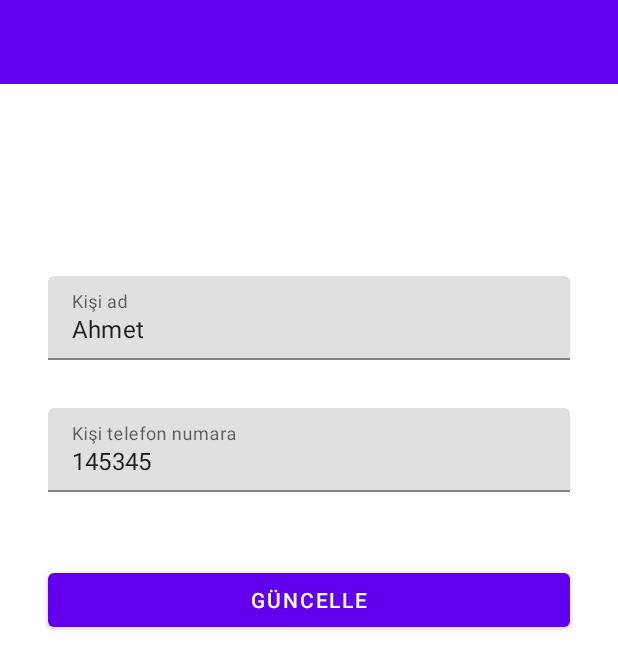
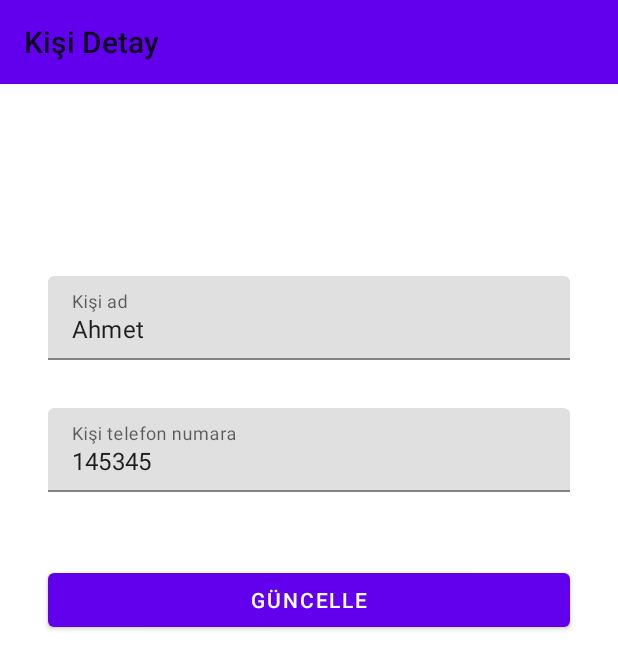
Before and after one commit to keremkulac/BootcampContactsApp, an Android app: the screen it shows after launch (MainActivity), after a tap on "Ahmet", on a phone screen of 412 x 824 dp. Shown: the top 669 px of the screen. Run offline under Robolectric (Android 15) with nearby library versions, the phone set to English and light mode, and no system bars; our stand-ins replace data binding; 2 other taps on this screen came first.

Commit message:
Databinding çalışmaları yapıldı

```diff
--- a/app/build.gradle
+++ b/app/build.gradle
@@ -34,6 +34,7 @@ android {
     }
     buildFeatures{
         viewBinding = true
+        dataBinding = true
     }
 }
 
--- a/app/src/main/java/com/keremkulac/contactsapp/ui/ContactAdapter.kt
+++ b/app/src/main/java/com/keremkulac/contactsapp/ui/ContactAdapter.kt
@@ -4,9 +4,11 @@ import android.content.Context
 import android.util.Log
 import android.view.LayoutInflater
 import android.view.ViewGroup
+import androidx.databinding.DataBindingUtil
 import androidx.navigation.Navigation
 import androidx.recyclerview.widget.RecyclerView
 import com.google.android.material.snackbar.Snackbar
+import com.keremkulac.contactsapp.R
 import com.keremkulac.contactsapp.data.Person
 import com.keremkulac.contactsapp.databinding.ContactItemBinding
 
@@ -15,14 +17,13 @@ class ContactAdapter(var context: Context,var personList: List<Person>) : Recycl
     inner class ViewHolder(var binding : ContactItemBinding) : RecyclerView.ViewHolder(binding.root)
 
     override fun onCreateViewHolder(parent: ViewGroup, viewType: Int): ViewHolder {
-        val view = ContactItemBinding.inflate(LayoutInflater.from(context),parent,false)
+        val view : ContactItemBinding= DataBindingUtil.inflate(LayoutInflater.from(context), R.layout.contact_item,parent,false)
         return ViewHolder(view)
     }
 
     override fun onBindViewHolder(holder: ViewHolder, position: Int) {
         val person = personList[position]
-        holder.binding.personName.text = person.personName
-        holder.binding.personPhoneNumber.text = person.personPhoneNumber
+        holder.binding.person = person
         holder.binding.cardViewRow.setOnClickListener {
             val direction = HomeFragmentDirections.actionHomeFragmentToContactDetailFragment(person)
             Navigation.findNavController(it).navigate(direction)
--- a/app/src/main/java/com/keremkulac/contactsapp/ui/ContactDetailFragment.kt
+++ b/app/src/main/java/com/keremkulac/contactsapp/ui/ContactDetailFragment.kt
@@ -6,7 +6,9 @@ import androidx.fragment.app.Fragment
 import android.view.LayoutInflater
 import android.view.View
 import android.view.ViewGroup
+import androidx.databinding.DataBindingUtil
 import androidx.navigation.fragment.navArgs
+import com.keremkulac.contactsapp.R
 import com.keremkulac.contactsapp.databinding.FragmentContactDetailBinding
 
 
@@ -14,21 +16,15 @@ class ContactDetailFragment : Fragment() {
 
     private lateinit var binding : FragmentContactDetailBinding
     override fun onCreateView(inflater: LayoutInflater, container: ViewGroup?, savedInstanceState: Bundle?): View {
-
-        binding = FragmentContactDetailBinding.inflate(inflater)
+        binding = DataBindingUtil.inflate(inflater, R.layout.fragment_contact_detail,container,false)
+        binding.contactDetailObject = this
+        binding.toolbarTitle = "Kişi Detay"
         val bundle : ContactDetailFragmentArgs by navArgs()
-        val person = bundle.person
-        binding.personName.setText(person.personName)
-        binding.personPhoneNumber.setText(person.personPhoneNumber)
-        binding.update.setOnClickListener {
-            val personName = binding.personName.text.toString()
-            val personPhoneNumber = binding.personPhoneNumber.text.toString()
-            update(person.id,personName,personPhoneNumber)
-        }
+        binding.person = bundle.person
         return binding.root
     }
 
-    private fun update(personID : Int,personName : String,personPhoneNumber : String){
+    fun update(personID : Int,personName : String,personPhoneNumber : String){
         Log.d("TAG","$personID \n $personName \n $personPhoneNumber")
     }
 
--- a/app/src/main/java/com/keremkulac/contactsapp/ui/HomeFragment.kt
+++ b/app/src/main/java/com/keremkulac/contactsapp/ui/HomeFragment.kt
@@ -7,8 +7,8 @@ import android.view.LayoutInflater
 import android.view.View
 import android.view.ViewGroup
 import android.widget.SearchView
+import androidx.databinding.DataBindingUtil
 import androidx.navigation.Navigation
-import androidx.recyclerview.widget.LinearLayoutManager
 import com.keremkulac.contactsapp.R
 import com.keremkulac.contactsapp.data.Person
 import com.keremkulac.contactsapp.databinding.FragmentHomeBinding
@@ -19,11 +19,9 @@ class HomeFragment : Fragment() {
 
     private lateinit var binding: FragmentHomeBinding
     override fun onCreateView(inflater: LayoutInflater, container: ViewGroup?, savedInstanceState: Bundle?): View {
-        binding = FragmentHomeBinding.inflate(inflater)
-        binding.homeToolbar.title = "Kişiler"
-        binding.recyclerView.layoutManager = LinearLayoutManager(requireContext())
-        //binding.recyclerView.layoutManager = StaggeredGridLayoutManager(2,StaggeredGridLayoutManager.VERTICAL)
-
+        binding = DataBindingUtil.inflate(inflater,R.layout.fragment_home,container,false)
+        binding.homeObject = this
+        binding.toolbarTitle = "Kişiler"
         val personList = ArrayList<Person>()
         val person1 = Person(0,"Ahmet","145345")
         val person2 = Person(1,"Hasan","4562")
@@ -32,11 +30,7 @@ class HomeFragment : Fragment() {
         personList.add(person2)
         personList.add(person3)
         val contactAdapter = ContactAdapter(requireContext(),personList)
-        binding.recyclerView.adapter = contactAdapter
-        binding.fab.setOnClickListener {
-            Navigation.findNavController(it).navigate(R.id.action_homeFragment_to_contactRegistrationFragment)
-        }
-
+        binding.contactAdapter = contactAdapter
         binding.searchView.setOnQueryTextListener(object : SearchView.OnQueryTextListener {
             override fun onQueryTextSubmit(query: String): Boolean {
                 search(query)
@@ -52,9 +46,12 @@ class HomeFragment : Fragment() {
         return binding.root
     }
 
+    fun newContact(view : View){
+        Navigation.findNavController(view).navigate(R.id.action_homeFragment_to_contactRegistrationFragment)
+
+    }
     fun search(text : String){
         Log.d("TAG",text)
     }
 
-
 }
--- a/app/src/main/res/layout/fragment_contact_detail.xml
+++ b/app/src/main/res/layout/fragment_contact_detail.xml
@@ -1,16 +1,33 @@
 <?xml version="1.0" encoding="utf-8"?>
-<androidx.constraintlayout.widget.ConstraintLayout xmlns:android="http://schemas.android.com/apk/res/android"
+<layout xmlns:android="http://schemas.android.com/apk/res/android"
     xmlns:tools="http://schemas.android.com/tools"
+    xmlns:app="http://schemas.android.com/apk/res-auto">
+
+    <data>
+        <variable
+            name="toolbarTitle"
+            type="String" />
+
+        <variable
+            name="person"
+            type="com.keremkulac.contactsapp.data.Person" />
+        <variable
+            name="contactDetailObject"
+            type="com.keremkulac.contactsapp.ui.ContactDetailFragment" />
+    </data>
+
+    <androidx.constraintlayout.widget.ConstraintLayout
         android:layout_width="match_parent"
         android:layout_height="match_parent"
-    xmlns:app="http://schemas.android.com/apk/res-auto"
         tools:context=".ui.ContactDetailFragment">
 
 
         <Toolbar
-        android:background="@color/purple_500"        android:id="@+id/contactDetailToolbar"
+            android:background="@color/purple_500"
+            android:id="@+id/contactDetailToolbar"
             android:layout_width="match_parent"
             android:layout_height="wrap_content"
+            android:title="@{toolbarTitle}"
             app:layout_constraintEnd_toEndOf="parent"
             app:layout_constraintStart_toStartOf="parent"
             app:layout_constraintTop_toTopOf="parent" />
@@ -29,6 +46,7 @@
                 android:id="@+id/personName"
                 android:layout_width="match_parent"
                 android:layout_height="wrap_content"
+                android:text="@{person.personName.toString()}"
                 android:hint="Kişi ad" />
         </com.google.android.material.textfield.TextInputLayout>
 
@@ -47,6 +65,7 @@
                 android:id="@+id/personPhoneNumber"
                 android:layout_width="match_parent"
                 android:layout_height="wrap_content"
+                android:text="@{person.personPhoneNumber.toString()}"
                 android:hint="Kişi telefon numara" />
         </com.google.android.material.textfield.TextInputLayout>
 
@@ -58,8 +77,10 @@
             android:layout_marginStart="32dp"
             android:layout_marginEnd="32dp"
             android:text="Güncelle"
+            android:onClick="@{()-> contactDetailObject.update(person.id,personName.getText().toString(),personPhoneNumber.getText().toString())}"
             app:layout_constraintEnd_toEndOf="parent"
             app:layout_constraintStart_toStartOf="parent"
             app:layout_constraintTop_toBottomOf="@+id/textInputLayout2" />
 
     </androidx.constraintlayout.widget.ConstraintLayout>
+</layout>
--- a/app/src/main/res/values/strings.xml
+++ b/app/src/main/res/values/strings.xml
@@ -2,4 +2,5 @@
     <string name="app_name">ContactsApp</string>
     <!-- TODO: Remove or change this placeholder text -->
     <string name="hello_blank_fragment">Hello blank fragment</string>
+    <string name="todo">TODO</string>
 </resources>
```
Also changed, not shown: app/src/main/java/com/keremkulac/contactsapp/ui/ContactRegistrationFragment.kt (+7 -6 lines), app/src/main/res/layout/contact_item.xml (+14 -5 lines), app/src/main/res/layout/fragment_contact_registration.xml (+18 -3 lines), app/src/main/res/layout/fragment_home.xml (+25 -4 lines). Lines whose indentation alone changed are shown as unchanged.
